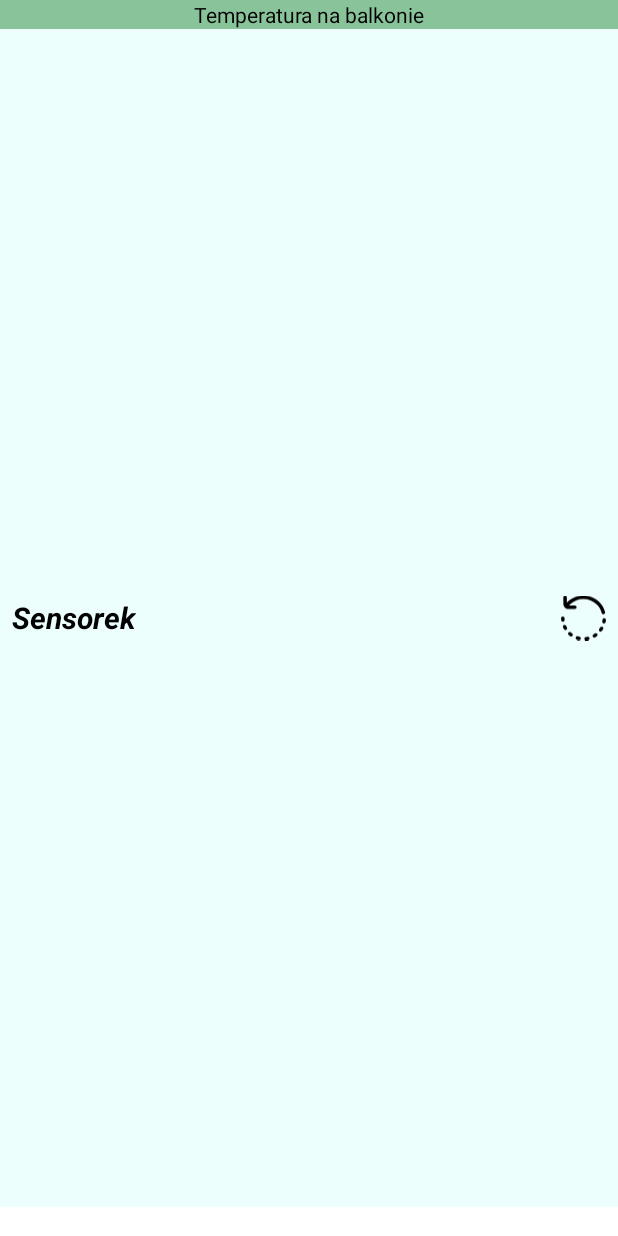
After one commit to jezinka/Pogoda, an Android app: the layout sensor_widget_provider.xml on its own in the app's theme, with its tools: preview values and no code run, on a phone screen of 412 x 824 dp. The commit adds this screen. Run offline under Robolectric (Android 15) with nearby library versions, the phone set to English and light mode, and no system bars.

Commit message:
create widget

```diff
--- /dev/null
+++ b/app/src/main/res/drawable/ic_rotate.xml
@@ -0,0 +1,33 @@
+<vector android:height="24dp"
+    android:viewportHeight="512.001"
+    android:viewportWidth="512.001"
+    android:width="24dp"
+    xmlns:android="http://schemas.android.com/apk/res/android">
+    <path
+        android:fillColor="#000000"
+        android:pathData="M501.594,187.915c-11.73,-42.476 -34.492,-81.489 -65.825,-112.823C387.345,26.669 322.96,0 254.477,0S121.61,26.669 73.185,75.094l-6.611,6.611V19.991C66.574,8.95 57.624,0 46.583,0S26.592,8.95 26.592,19.991v73.121c0.079,15.839 6.241,30.758 17.353,42.011c11.151,11.292 26.026,17.616 41.886,17.807l71.701,0.001c11.041,0 19.991,-8.95 19.991,-19.991s-8.95,-19.991 -19.991,-19.991h-65.66l9.585,-9.585c40.873,-40.873 95.217,-63.383 153.02,-63.383c57.803,0 112.147,22.51 153.02,63.383c26.453,26.453 45.664,59.371 55.557,95.194c2.447,8.863 10.49,14.675 19.258,14.674c1.761,0 3.553,-0.235 5.334,-0.727C498.288,209.568 504.534,198.558 501.594,187.915z" />
+    <path
+        android:fillColor="#000000"
+        android:pathData="M210.335,468.85c-5.929,-1.291 -11.876,-2.854 -17.673,-4.645c-10.548,-3.258 -21.742,2.649 -25.002,13.199c-3.26,10.549 2.65,21.742 13.198,25.002c6.88,2.125 13.935,3.979 20.97,5.512c1.434,0.312 2.863,0.462 4.272,0.462c9.197,0 17.477,-6.388 19.513,-15.743C227.963,481.848 221.123,471.198 210.335,468.85z" />
+    <path
+        android:fillColor="#000000"
+        android:pathData="M127.759,431.233c-4.873,-3.625 -9.653,-7.506 -14.207,-11.531c-8.273,-7.314 -20.907,-6.533 -28.217,1.738c-7.313,8.272 -6.534,20.907 1.737,28.218c5.392,4.766 11.051,9.359 16.82,13.652c3.584,2.667 7.769,3.954 11.918,3.954c6.103,0 12.131,-2.786 16.055,-8.059C138.456,450.346 136.618,437.823 127.759,431.233z" />
+    <path
+        android:fillColor="#000000"
+        android:pathData="M67.84,362.977c-2.964,-5.309 -5.732,-10.804 -8.229,-16.335c-4.545,-10.062 -16.387,-14.535 -26.448,-9.991c-10.062,4.544 -14.535,16.386 -9.991,26.447c2.962,6.557 6.245,13.073 9.759,19.366c3.659,6.557 10.462,10.25 17.473,10.25c3.298,0 6.642,-0.818 9.726,-2.539C69.77,384.796 73.222,372.618 67.84,362.977z" />
+    <path
+        android:fillColor="#000000"
+        android:pathData="M41.347,276.173c-0.506,-6.038 -0.763,-12.192 -0.763,-18.289c0,-11.041 -8.95,-19.991 -19.991,-19.991s-19.991,8.95 -19.991,19.991c0,7.207 0.304,14.484 0.903,21.628c0.875,10.434 9.613,18.323 19.898,18.323c0.561,0 1.125,-0.023 1.693,-0.071C34.099,296.842 42.27,287.175 41.347,276.173z" />
+    <path
+        android:fillColor="#000000"
+        android:pathData="M411.947,436.43c-6.529,-8.902 -19.038,-10.83 -27.944,-4.301c-4.903,3.595 -10.017,7.022 -15.196,10.183c-9.425,5.752 -12.401,18.055 -6.648,27.479c3.768,6.172 10.344,9.579 17.082,9.579c3.55,0 7.145,-0.946 10.396,-2.931c6.14,-3.747 12.199,-7.807 18.008,-12.067C416.549,457.844 418.475,445.334 411.947,436.43z" />
+    <path
+        android:fillColor="#000000"
+        android:pathData="M493.217,259.616c-11.012,-0.995 -20.72,7.102 -21.72,18.098c-0.551,6.053 -1.366,12.151 -2.425,18.124c-1.926,10.871 5.326,21.246 16.197,23.173c1.18,0.209 2.353,0.31 3.511,0.31c9.513,0 17.944,-6.815 19.661,-16.507c1.254,-7.079 2.221,-14.305 2.874,-21.476C512.316,270.342 504.212,260.617 493.217,259.616z" />
+    <path
+        android:fillColor="#000000"
+        android:pathData="M471.646,356.782c-9.601,-5.451 -21.803,-2.083 -27.254,7.518c-2.995,5.276 -6.255,10.492 -9.69,15.504c-6.242,9.106 -3.921,21.549 5.186,27.792c3.455,2.369 7.39,3.503 11.285,3.503c6.37,0 12.633,-3.04 16.507,-8.69c4.071,-5.939 7.934,-12.122 11.484,-18.375C484.614,374.433 481.248,362.232 471.646,356.782z" />
+    <path
+        android:fillColor="#000000"
+        android:pathData="M324.829,484.618c-2.273,-10.807 -12.876,-17.722 -23.678,-15.45c-5.929,1.247 -11.996,2.255 -18.031,2.998c-10.959,1.347 -18.751,11.322 -17.403,22.281c1.245,10.13 9.864,17.554 19.816,17.554c0.813,0 1.637,-0.05 2.464,-0.151c7.156,-0.88 14.35,-2.075 21.383,-3.554C320.185,506.024 327.101,495.422 324.829,484.618z" />
+</vector>
--- /dev/null
+++ b/app/src/main/res/layout/sensor_widget_provider.xml
@@ -0,0 +1,54 @@
+<RelativeLayout xmlns:android="http://schemas.android.com/apk/res/android"
+    android:id="@+id/sensor_widget"
+    android:layout_width="match_parent"
+    android:layout_height="match_parent"
+    android:background="@color/colorPrimaryLight"
+    android:padding="@dimen/widget_margin">
+
+    <TextView
+        android:id="@+id/appwidget_text"
+        android:layout_width="wrap_content"
+        android:layout_height="wrap_content"
+        android:layout_centerHorizontal="false"
+        android:layout_centerVertical="true"
+        android:layout_margin="@dimen/margin_size"
+        android:contentDescription="@string/appwidget_text"
+        android:text="@string/appwidget_text"
+        android:textAlignment="textStart"
+        android:textColor="#000"
+        android:textSize="20sp"
+        android:textStyle="bold|italic" />
+
+    <ImageView
+        android:id="@+id/refresh_ic"
+        android:layout_width="@dimen/widget_icon_width"
+        android:layout_height="match_parent"
+        android:layout_alignParentEnd="true"
+        android:layout_alignParentTop="true"
+        android:layout_margin="@dimen/margin_size"
+        android:contentDescription="@string/temperature_icon"
+        android:src="@drawable/ic_rotate" />
+
+    <TextView
+        android:layout_width="match_parent"
+        android:layout_height="wrap_content"
+        android:layout_alignParentStart="true"
+        android:layout_alignParentTop="true"
+        android:background="@color/colorPrimaryDark"
+        android:text="@string/temp_outside"
+        android:textAlignment="center"
+        android:textColor="#000"
+        android:textSize="14sp" />
+
+    <TextView
+        android:id="@+id/widget_timestamp_tv"
+        android:layout_width="match_parent"
+        android:layout_height="wrap_content"
+        android:layout_alignParentBottom="true"
+        android:layout_alignParentStart="true"
+        android:background="#fff"
+        android:textAlignment="textEnd"
+        android:textColor="#000"
+        android:textSize="14sp" />
+
+</RelativeLayout>
--- a/app/src/main/res/values/dimens.xml
+++ b/app/src/main/res/values/dimens.xml
@@ -5,4 +5,11 @@
     <dimen name="margin_size">8dp</dimen>
     <dimen name="padding_size">4dp</dimen>
     <dimen name="image_margin_top">4dp</dimen>
+
+    <!--
+Refer to App Widget Documentation for margin information
+http://developer.android.com/guide/topics/appwidgets/index.html#CreatingLayout
+    -->
+    <dimen name="widget_margin">8dp</dimen>
+    <dimen name="widget_icon_width">30dp</dimen>
 </resources>
```
Also changed, not shown: app/src/main/AndroidManifest.xml (+14 -0 lines), app/src/main/java/com/projects/jezinka/pogoda/SensorIntentService.java (added, +89 -0 lines), app/src/main/java/com/projects/jezinka/pogoda/SensorWidgetProvider.java (added, +45 -0 lines), app/src/main/res/values-v14/dimens.xml (added, +10 -0 lines), app/src/main/res/values/strings.xml (+5 -4 lines), app/src/main/res/xml/sensor_widget_provider_info.xml (added, +10 -0 lines).
